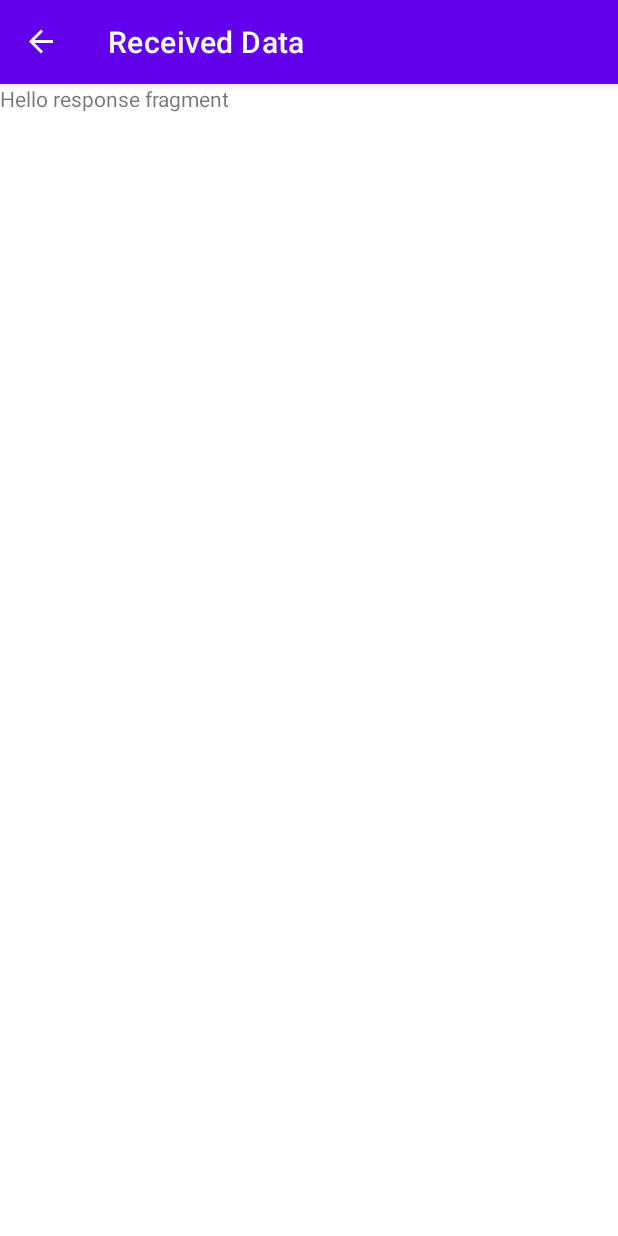
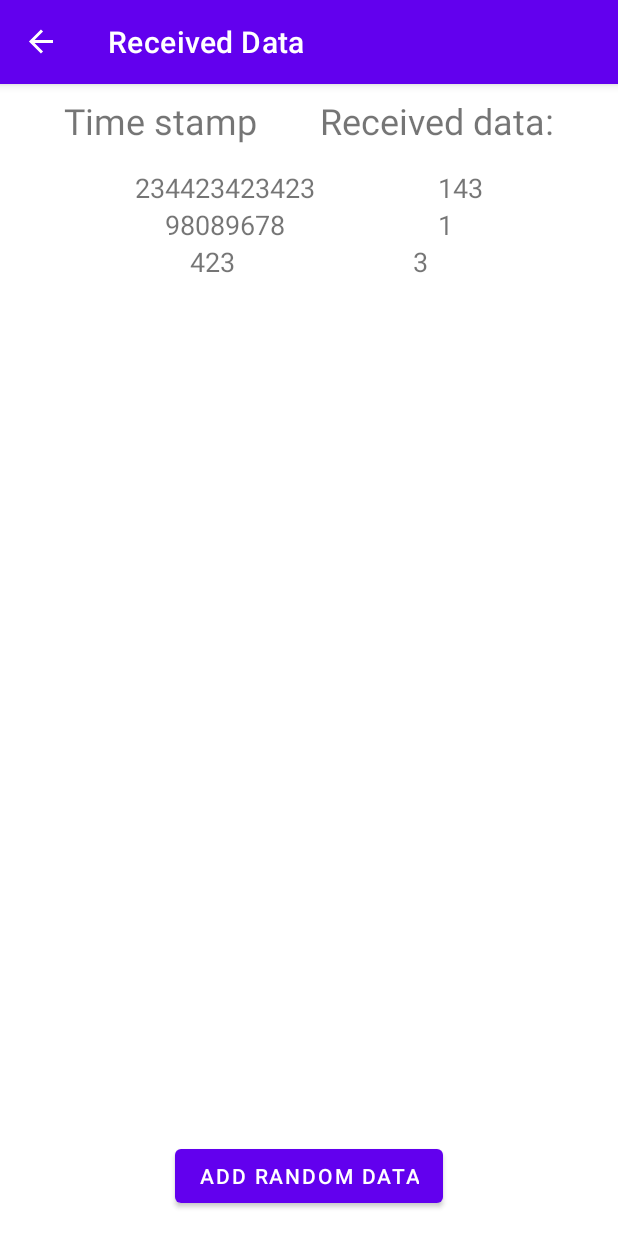
Before and after one commit to lukawitek000/wearables-mobile-app, an Android app: the ResponseDataListFragment screen opened through its navigation route, on a phone screen of 412 x 824 dp. Run offline under Robolectric (Android 15) with nearby library versions, the phone set to English and light mode, and no system bars; our stand-ins replace navigation-ui.

Commit message:
Create RecyclerView for received data

```diff
--- /dev/null
+++ b/app/src/main/java/com/erasmus/upv/eps/wearables/model/Response.kt
@@ -0,0 +1,6 @@
+package com.erasmus.upv.eps.wearables.model
+
+data class Response(
+    var timeStamp: Long,
+    var data: Int
+)
--- /dev/null
+++ b/app/src/main/java/com/erasmus/upv/eps/wearables/ui/ResponseDataAdapter.kt
@@ -0,0 +1,40 @@
+package com.erasmus.upv.eps.wearables.ui
+
+import android.view.LayoutInflater
+import android.view.View
+import android.view.ViewGroup
+import android.widget.TextView
+import androidx.recyclerview.widget.RecyclerView
+import com.erasmus.upv.eps.wearables.R
+import com.erasmus.upv.eps.wearables.model.Response
+
+class ResponseDataAdapter(private val data: List<Response>): RecyclerView.Adapter<ResponseDataAdapter.ResponseDataViewHolder>() {
+
+
+
+    override fun onCreateViewHolder(parent: ViewGroup, viewType: Int): ResponseDataViewHolder {
+        val view = LayoutInflater.from(parent.context).inflate(R.layout.response_data_view, parent, false)
+        return ResponseDataViewHolder(view)
+    }
+
+    override fun onBindViewHolder(holder: ResponseDataViewHolder, position: Int) {
+        holder.timeStampTextView.text = data[position].timeStamp.toString()
+        holder.receivedDataTextView.text = data[position].data.toString()
+    }
+
+    override fun getItemCount(): Int {
+        return data.size
+    }
+
+
+    class ResponseDataViewHolder(view: View) : RecyclerView.ViewHolder(view){
+
+        val timeStampTextView: TextView = view.findViewById<TextView>(R.id.time_stamp_textView)
+        val receivedDataTextView: TextView = view.findViewById<TextView>(R.id.received_data_textView)
+
+
+    }
+
+
+
+}
--- a/app/src/main/java/com/erasmus/upv/eps/wearables/ui/ResponseDataListFragment.kt
+++ b/app/src/main/java/com/erasmus/upv/eps/wearables/ui/ResponseDataListFragment.kt
@@ -6,6 +6,9 @@ import androidx.fragment.app.Fragment
 import android.view.LayoutInflater
 import android.view.View
 import android.view.ViewGroup
+import android.widget.Button
+import androidx.recyclerview.widget.LinearLayoutManager
+import androidx.recyclerview.widget.RecyclerView
 import com.erasmus.upv.eps.wearables.MainActivity
 import com.erasmus.upv.eps.wearables.R
 
@@ -13,16 +16,27 @@ class ResponseDataListFragment : Fragment() {
 
     private lateinit var viewModel: ResponseDataListViewModel
 
+    private lateinit var receivedDataAdapter: ResponseDataAdapter
+
     override fun onCreateView(
         inflater: LayoutInflater, container: ViewGroup?,
         savedInstanceState: Bundle?
     ): View? {
-        return inflater.inflate(R.layout.response_data_list_fragment, container, false)
-    }
 
-    override fun onActivityCreated(savedInstanceState: Bundle?) {
-        super.onActivityCreated(savedInstanceState)
+        val view = inflater.inflate(R.layout.response_data_list_fragment, container, false)
         viewModel = ViewModelProvider(this).get(ResponseDataListViewModel::class.java)
+
+        val recyclerView = view.findViewById<RecyclerView>(R.id.received_data_recyclerView)
+        receivedDataAdapter = ResponseDataAdapter(viewModel.data)
+        recyclerView.adapter = receivedDataAdapter
+        recyclerView.layoutManager = LinearLayoutManager(requireContext(), RecyclerView.VERTICAL, false)
+
+        view.findViewById<Button>(R.id.add_random_data_button).setOnClickListener {
+            viewModel.addResponse()
+            receivedDataAdapter.notifyDataSetChanged()
+        }
+
+        return view
     }
 
 
--- a/app/src/main/java/com/erasmus/upv/eps/wearables/ui/ResponseDataListViewModel.kt
+++ b/app/src/main/java/com/erasmus/upv/eps/wearables/ui/ResponseDataListViewModel.kt
@@ -1,7 +1,26 @@
 package com.erasmus.upv.eps.wearables.ui
 
 import androidx.lifecycle.ViewModel
+import com.erasmus.upv.eps.wearables.model.Response
+import kotlin.random.Random
 
 class ResponseDataListViewModel : ViewModel() {
-    // TODO: Implement the ViewModel
+
+
+    val data: MutableList<Response> = mutableListOf(
+        Response(234423423423L, 143),
+        Response(98089678L, 1),
+        Response(423L, 3)
+    )
+
+
+    fun addResponse(){
+        val randomTimeStamp = Random.nextLong(0L, 1000000000000000L)
+        val randomData = Random.nextInt(0, 200)
+        data.add(Response(randomTimeStamp, randomData))
+    }
+
+
+
+
 }
--- a/app/src/main/res/layout/response_data_list_fragment.xml
+++ b/app/src/main/res/layout/response_data_list_fragment.xml
@@ -1,13 +1,57 @@
 <?xml version="1.0" encoding="utf-8"?>
-<FrameLayout xmlns:android="http://schemas.android.com/apk/res/android"
+<androidx.constraintlayout.widget.ConstraintLayout xmlns:android="http://schemas.android.com/apk/res/android"
+    xmlns:app="http://schemas.android.com/apk/res-auto"
     xmlns:tools="http://schemas.android.com/tools"
     android:layout_width="match_parent"
     android:layout_height="match_parent"
     tools:context=".ui.ResponseDataListFragment">
 
     <TextView
+        android:id="@+id/time_stamp_label_textView"
+        android:layout_width="wrap_content"
+        android:layout_height="wrap_content"
+        android:layout_marginTop="8dp"
+        android:text="Time stamp"
+        android:textSize="24sp"
+        app:layout_constraintEnd_toStartOf="@+id/received_data_label_textView"
+        app:layout_constraintHorizontal_bias="0.5"
+        app:layout_constraintStart_toStartOf="parent"
+        app:layout_constraintTop_toTopOf="parent" />
+
+    <TextView
+        android:id="@+id/received_data_label_textView"
+        android:layout_width="wrap_content"
+        android:layout_height="wrap_content"
+        android:text="Received data:"
+        android:textSize="24sp"
+        app:layout_constraintEnd_toEndOf="parent"
+        app:layout_constraintHorizontal_bias="0.5"
+        app:layout_constraintStart_toEndOf="@+id/time_stamp_label_textView"
+        app:layout_constraintTop_toTopOf="@+id/time_stamp_label_textView" />
+
+
+    <androidx.recyclerview.widget.RecyclerView
+        android:id="@+id/received_data_recyclerView"
         android:layout_width="match_parent"
-        android:layout_height="match_parent"
-        android:text="Hello response fragment" />
+        android:layout_height="0dp"
+        android:layout_marginStart="8dp"
+        android:layout_marginTop="16dp"
+        android:layout_marginEnd="8dp"
+        android:layout_marginBottom="16dp"
+        app:layout_constraintBottom_toTopOf="@+id/add_random_data_button"
+        app:layout_constraintEnd_toEndOf="parent"
+        app:layout_constraintStart_toStartOf="parent"
+        app:layout_constraintTop_toBottomOf="@+id/time_stamp_label_textView" />
 
-</FrameLayout>
+    <Button
+        android:id="@+id/add_random_data_button"
+        android:layout_width="wrap_content"
+        android:layout_height="wrap_content"
+        android:layout_marginBottom="16dp"
+        android:text="Add random data"
+        app:layout_constraintBottom_toBottomOf="parent"
+        app:layout_constraintEnd_toEndOf="parent"
+        app:layout_constraintStart_toStartOf="parent" />
+
+
+</androidx.constraintlayout.widget.ConstraintLayout>
--- /dev/null
+++ b/app/src/main/res/layout/response_data_view.xml
@@ -0,0 +1,29 @@
+<?xml version="1.0" encoding="utf-8"?>
+<androidx.constraintlayout.widget.ConstraintLayout xmlns:android="http://schemas.android.com/apk/res/android"
+    xmlns:app="http://schemas.android.com/apk/res-auto"
+    xmlns:tools="http://schemas.android.com/tools"
+    android:layout_width="match_parent"
+    android:layout_height="wrap_content">
+
+    <TextView
+        android:id="@+id/time_stamp_textView"
+        android:layout_width="wrap_content"
+        android:layout_height="wrap_content"
+        android:text="12-01-2021T21:12.653"
+        android:textSize="18sp"
+        app:layout_constraintEnd_toStartOf="@+id/received_data_textView"
+        app:layout_constraintHorizontal_bias="0.5"
+        app:layout_constraintStart_toStartOf="parent"
+        app:layout_constraintTop_toTopOf="parent" />
+
+    <TextView
+        android:id="@+id/received_data_textView"
+        android:layout_width="wrap_content"
+        android:layout_height="wrap_content"
+        android:text="Some data here"
+        android:textSize="18sp"
+        app:layout_constraintEnd_toEndOf="parent"
+        app:layout_constraintHorizontal_bias="0.5"
+        app:layout_constraintStart_toEndOf="@+id/time_stamp_textView"
+        app:layout_constraintTop_toTopOf="parent" />
+</androidx.constraintlayout.widget.ConstraintLayout>
```
